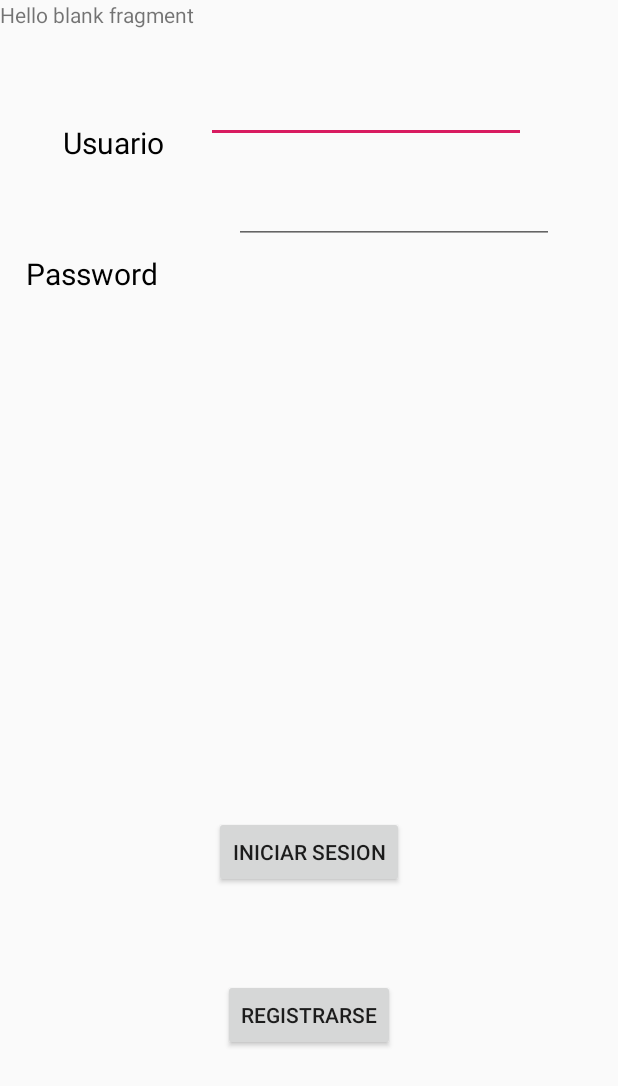
After one commit to Magody/AndroidReference, an Android app: the layout fragment_sesion.xml on its own in the app's theme, with its tools: preview values and no code run, on a phone screen of 412 x 824 dp. The commit adds this screen. Shown: the top 1086 px of the screen. Run offline under Robolectric (Android 15) with nearby library versions, the phone set to English and light mode, and no system bars.

Commit message:
Pantalla de sesion
sin funcionaldiad

```diff
--- /dev/null
+++ b/app/src/main/res/layout/fragment_sesion.xml
@@ -0,0 +1,128 @@
+<?xml version="1.0" encoding="utf-8"?>
+<androidx.constraintlayout.widget.ConstraintLayout xmlns:android="http://schemas.android.com/apk/res/android"
+    xmlns:app="http://schemas.android.com/apk/res-auto"
+    xmlns:tools="http://schemas.android.com/tools"
+    android:id="@+id/frameLayout"
+    android:layout_width="match_parent"
+    android:layout_height="match_parent"
+    tools:context=".Modelos.RegistroUsuarios.SesionFragment">
+
+    <!-- TODO: Update blank fragment layout -->
+    <TextView
+        android:id="@+id/textView"
+        android:layout_width="0dp"
+        android:layout_height="0dp"
+        android:text="@string/hello_blank_fragment"
+        app:layout_constraintBottom_toBottomOf="parent"
+        app:layout_constraintEnd_toEndOf="parent"
+        app:layout_constraintHorizontal_bias="0.0"
+        app:layout_constraintLeft_toLeftOf="parent"
+        app:layout_constraintRight_toRightOf="parent"
+        app:layout_constraintStart_toStartOf="parent"
+        app:layout_constraintTop_toTopOf="parent"
+        app:layout_constraintVertical_bias="0.0" />
+
+    <TextView
+        android:id="@+id/textView2"
+        android:layout_width="wrap_content"
+        android:layout_height="wrap_content"
+        android:layout_marginStart="8dp"
+        android:layout_marginTop="8dp"
+        android:layout_marginEnd="8dp"
+        android:layout_marginBottom="8dp"
+        android:text="@string/usuario"
+        android:textColor="@android:color/background_dark"
+        android:textSize="20sp"
+        app:layout_constraintBottom_toBottomOf="parent"
+        app:layout_constraintEnd_toEndOf="parent"
+        app:layout_constraintHorizontal_bias="0.103"
+        app:layout_constraintLeft_toLeftOf="parent"
+        app:layout_constraintStart_toStartOf="parent"
+        app:layout_constraintTop_toTopOf="@+id/textView"
+        app:layout_constraintVertical_bias="0.094" />
+
+    <TextView
+        android:id="@+id/textView3"
+        android:layout_width="wrap_content"
+        android:layout_height="wrap_content"
+        android:layout_marginStart="8dp"
+        android:layout_marginTop="8dp"
+        android:layout_marginEnd="8dp"
+        android:layout_marginBottom="8dp"
+        android:text="@string/password"
+        android:textColor="@android:color/background_dark"
+        android:textSize="20sp"
+        app:layout_constraintBottom_toBottomOf="parent"
+        app:layout_constraintEnd_toEndOf="parent"
+        app:layout_constraintHorizontal_bias="0.03"
+        app:layout_constraintLeft_toLeftOf="parent"
+        app:layout_constraintStart_toStartOf="parent"
+        app:layout_constraintTop_toBottomOf="@+id/textView2"
+        app:layout_constraintVertical_bias="0.077" />
+
+    <EditText
+        android:id="@+id/txtuser"
+        android:layout_width="wrap_content"
+        android:layout_height="wrap_content"
+        android:layout_marginBottom="8dp"
+        android:layout_marginEnd="8dp"
+        android:layout_marginStart="8dp"
+        android:layout_marginTop="8dp"
+        android:ems="10"
+        android:inputType="textPersonName"
+        app:layout_constraintBottom_toBottomOf="parent"
+        app:layout_constraintEnd_toEndOf="parent"
+        app:layout_constraintHorizontal_bias="0.275"
+        app:layout_constraintStart_toEndOf="@+id/textView2"
+        app:layout_constraintTop_toTopOf="parent"
+        app:layout_constraintVertical_bias="0.055"
+        android:autofillHints="" tools:targetApi="o"/>
+
+    <EditText
+        android:id="@+id/txtpwd"
+        android:layout_width="wrap_content"
+        android:layout_height="wrap_content"
+        android:layout_marginBottom="8dp"
+        android:layout_marginEnd="8dp"
+        android:layout_marginStart="8dp"
+        android:layout_marginTop="8dp"
+        android:ems="10"
+        android:inputType="textPassword"
+        app:layout_constraintBottom_toBottomOf="parent"
+        app:layout_constraintEnd_toEndOf="parent"
+        app:layout_constraintHorizontal_bias="0.81"
+        app:layout_constraintStart_toStartOf="parent"
+        app:layout_constraintTop_toBottomOf="@+id/txtuser"
+        app:layout_constraintVertical_bias="0.021"
+        android:autofillHints="" tools:targetApi="o"/>
+
+    <Button
+        android:id="@+id/btnsesion"
+        android:layout_width="wrap_content"
+        android:layout_height="wrap_content"
+        android:layout_marginStart="8dp"
+        android:layout_marginEnd="8dp"
+        android:layout_marginBottom="232dp"
+        android:text="@string/iniciar_sesion"
+        app:layout_constraintBottom_toBottomOf="@+id/textView"
+        app:layout_constraintEnd_toEndOf="@+id/textView"
+        app:layout_constraintLeft_toLeftOf="parent"
+        app:layout_constraintRight_toRightOf="parent"
+        app:layout_constraintStart_toStartOf="parent" />
+
+    <Button
+        android:id="@+id/btnregistrar"
+        android:layout_width="wrap_content"
+        android:layout_height="wrap_content"
+        android:layout_marginTop="8dp"
+        android:layout_marginBottom="8dp"
+        android:text="@string/registrarse"
+        app:layout_constraintBottom_toBottomOf="parent"
+        app:layout_constraintEnd_toEndOf="parent"
+        app:layout_constraintLeft_toLeftOf="parent"
+        app:layout_constraintRight_toRightOf="parent"
+        app:layout_constraintStart_toStartOf="parent"
+        app:layout_constraintTop_toBottomOf="@+id/btnsesion"
+        app:layout_constraintVertical_bias="0.315" />
+
+</androidx.constraintlayout.widget.ConstraintLayout>
--- a/app/src/main/res/values/strings.xml
+++ b/app/src/main/res/values/strings.xml
@@ -39,5 +39,12 @@
     <!--Errores-->
     <string name="errorNoSePudoLeerLaPosicion">Hubo un error al leer la posición, reinicie la aplicación y asegúrese de activar el GPS.</string>
 
+    <!-- TODO: Remove or change this placeholder text -->
+    <string name="hello_blank_fragment">Hello blank fragment</string>
+    <string name="registrarse">Registrarse</string>
+    <string name="iniciar_sesion">Iniciar Sesion</string>
+    <string name="password">Password</string>
+    <string name="usuario">Usuario</string>
+
 
 </resources>
```
Also changed, not shown: app/src/main/java/com/software2_grupo3/ingenieriasoftware2proyecto/MainActivity.java (+17 -8 lines), app/src/main/java/com/software2_grupo3/ingenieriasoftware2proyecto/Modelos/Cliente.java (+31 -0 lines), app/src/main/java/com/software2_grupo3/ingenieriasoftware2proyecto/Modelos/RegistroUsuarios/SesionFragment.java (added, +110 -0 lines).
